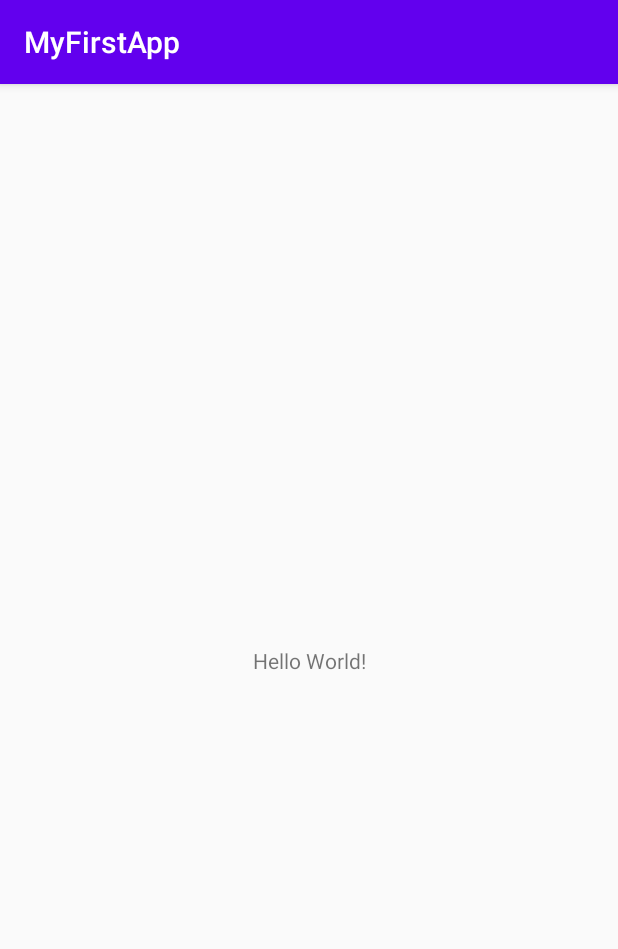
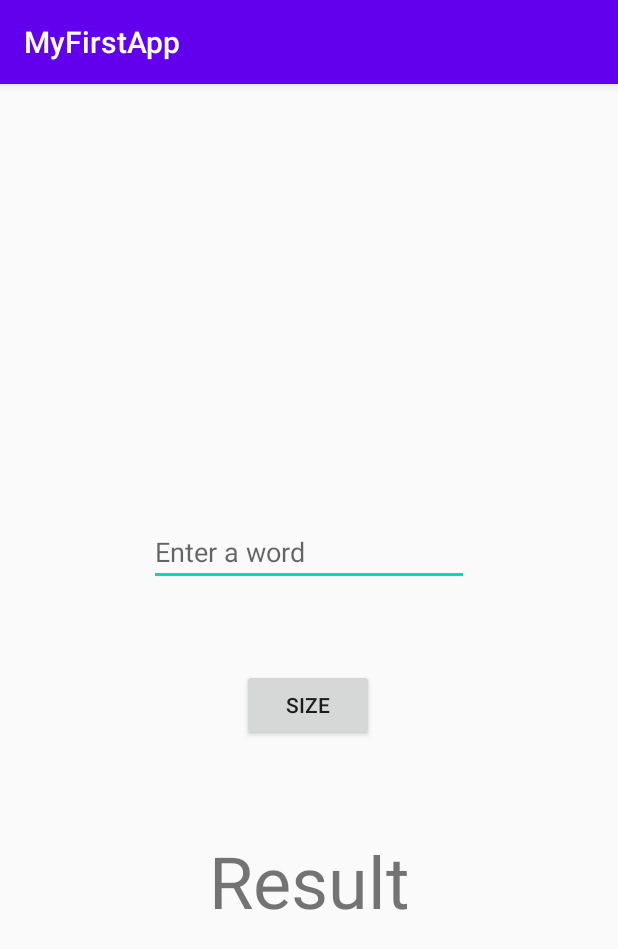
Before and after one commit to MohnaSoufian/PDM, an Android app: the screen it shows after launch (MainActivity), on a phone screen of 412 x 824 dp. Shown: the top 949 px of the screen. Run offline under Robolectric (Android 15) with nearby library versions, the phone set to English and light mode, and no system bars.

Commit message:
Tarea 1. Primer Programa en Android

```diff
--- a/app/src/main/java/com/example/myfirstapp/MainActivity.java
+++ b/app/src/main/java/com/example/myfirstapp/MainActivity.java
@@ -1,14 +1,34 @@
 package com.example.myfirstapp;
 
+import android.os.Bundle;
+import android.util.Log;
+import android.view.View;
+import android.widget.Button;
+import android.widget.EditText;
+import android.widget.TextView;
+
 import androidx.appcompat.app.AppCompatActivity;
-
-import android.os.Bundle;
 
 public class MainActivity extends AppCompatActivity {
 
     @Override
     protected void onCreate(Bundle savedInstanceState) {
+        Log.d( "prueba",  "estoy en onCreate()" );   // debug
         super.onCreate(savedInstanceState);
         setContentView(R.layout.activity_main);
+
+        Button wordSizeBtn = (Button) findViewById(R.id.wordSizeBtn);
+        wordSizeBtn.setOnClickListener(new View.OnClickListener(){
+            @Override
+            public void onClick(View view){
+                EditText editText = (EditText) findViewById(R.id.editText);
+                Log.d( "prueba",  editText.getText().toString() );
+                TextView textView= (TextView) findViewById(R.id.textView);
+
+                int result= editText.getText().toString().length();
+                Log.d("prueba",  editText.getText().toString().length()+"" );
+                textView.setText(result+"");
+            }
+        });
     }
 }
--- a/app/src/main/res/layout/activity_main.xml
+++ b/app/src/main/res/layout/activity_main.xml
@@ -6,13 +6,40 @@
     android:layout_height="match_parent"
     tools:context=".MainActivity">
 
-    <TextView
+    <EditText
+        android:id="@+id/editText"
         android:layout_width="wrap_content"
         android:layout_height="wrap_content"
-        android:text="Hello World!"
+        android:ems="10"
+        android:hint="Enter a word"
+        android:inputType="textPersonName"
         app:layout_constraintBottom_toBottomOf="parent"
-        app:layout_constraintLeft_toLeftOf="parent"
-        app:layout_constraintRight_toRightOf="parent"
-        app:layout_constraintTop_toTopOf="parent" />
+        app:layout_constraintEnd_toEndOf="parent"
+        app:layout_constraintStart_toStartOf="parent"
+        app:layout_constraintTop_toTopOf="parent"
+        app:layout_constraintVertical_bias="0.4" />
 
+    <Button
+        android:id="@+id/wordSizeBtn"
+        android:layout_width="wrap_content"
+        android:layout_height="wrap_content"
+        android:text="Size"
+        app:layout_constraintBottom_toBottomOf="parent"
+        app:layout_constraintEnd_toEndOf="parent"
+        app:layout_constraintHorizontal_bias="0.498"
+        app:layout_constraintStart_toStartOf="parent"
+        app:layout_constraintTop_toBottomOf="@+id/editText"
+        app:layout_constraintVertical_bias="0.143" />
+
+    <TextView
+        android:id="@+id/textView"
+        android:layout_width="wrap_content"
+        android:layout_height="wrap_content"
+        android:text="Result"
+        android:textSize="48sp"
+        app:layout_constraintBottom_toBottomOf="parent"
+        app:layout_constraintEnd_toEndOf="parent"
+        app:layout_constraintStart_toStartOf="parent"
+        app:layout_constraintTop_toBottomOf="@+id/wordSizeBtn"
+        app:layout_constraintVertical_bias="0.228" />
 </androidx.constraintlayout.widget.ConstraintLayout>
```
